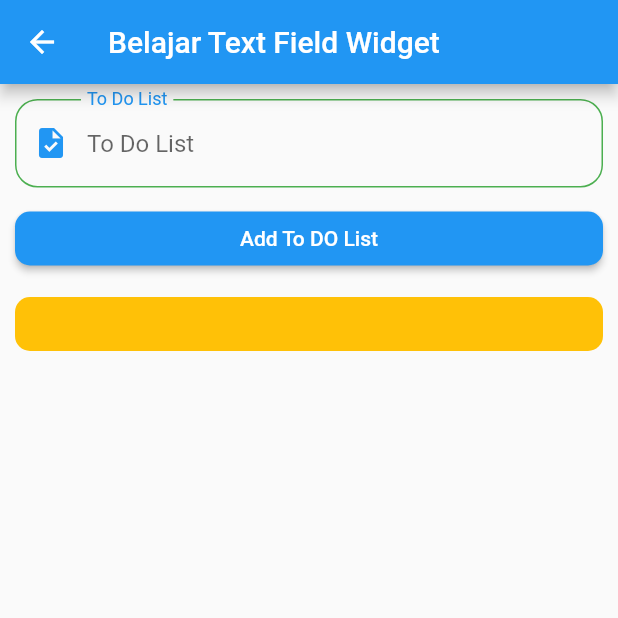
After one commit to dofirfauzi/belajar_flutter, a Flutter app: the TextFieldWidget screen opened directly, after a tap on "Add To DO List", on a phone screen of 412 x 824 dp, the top half of it. The commit adds this screen. Run offline on Flutter 3.47's test engine with Material 2 defaults, Android fonts, the phone set to English and light mode, and no system bars.

Commit message:
belajar text field

```diff
--- a/lib/model/menu.dart
+++ b/lib/model/menu.dart
@@ -21,4 +21,5 @@ var menus = [
   Menu(name: 'Belajar Statefull Widget', page: const BelajarStateFull()),
   Menu(name: 'Belajar Mapping List', page: const Map()),
   Menu(name: 'Belajar Tap Bar Widget', page: const TabBarWidget()),
+  Menu(name: 'Belajar Text Field Widget', page: const TextFieldWidget()),
 ];
--- /dev/null
+++ b/lib/model/todo.dart
@@ -0,0 +1 @@
+List<String> toDoList = [];
--- a/lib/screen/screen.dart
+++ b/lib/screen/screen.dart
@@ -6,3 +6,4 @@ export './statefull_widget/statefull_widget.dart';
 export './text/text_widget.dart';
 export './app_bar_widget/app_bar_widget.dart';
 export './tab_bar_widget/tab_bar_widget.dart';
+export './text_field_widget/text_field_widget.dart';
--- /dev/null
+++ b/lib/screen/text_field_widget/text_field_widget.dart
@@ -0,0 +1,85 @@
+import 'package:flutter/material.dart';
+import '../../model/todo.dart';
+
+class TextFieldWidget extends StatefulWidget {
+  const TextFieldWidget({super.key});
+
+  @override
+  State<TextFieldWidget> createState() => _TextFieldWidgetState();
+}
+
+class _TextFieldWidgetState extends State<TextFieldWidget> {
+  String toDoValue = '';
+  @override
+  Widget build(BuildContext context) {
+    return Scaffold(
+      appBar: AppBar(title: const Text('Belajar Text Field Widget')),
+      body: Padding(
+        padding: const EdgeInsets.all(10),
+        child: Column(
+          crossAxisAlignment: CrossAxisAlignment.start,
+          children: [
+            TextField(
+              autofocus: true,
+              textCapitalization: TextCapitalization.words,
+              cursorColor: Colors.amber,
+              style: const TextStyle(fontSize: 16, color: Colors.amber),
+              decoration: const InputDecoration(
+                hintText: 'To Do List',
+                border: OutlineInputBorder(),
+                enabledBorder: OutlineInputBorder(
+                    borderRadius: BorderRadius.all(Radius.circular(15)),
+                    borderSide: BorderSide(color: Colors.amber)),
+                focusedBorder: OutlineInputBorder(
+                    borderRadius: BorderRadius.all(Radius.circular(15)),
+                    borderSide: BorderSide(color: Colors.green)),
+                labelText: 'To Do List',
+                prefixIcon: Icon(Icons.task),
+              ),
+              controller: TextEditingController(),
+              onChanged: (value) {
+                toDoValue = value;
+              },
+            ),
+            Container(
+              margin: const EdgeInsets.symmetric(vertical: 10),
+              width: double.infinity,
+              child: ElevatedButton(
+                onPressed: () {
+                  setState(() {
+                    toDoList.add(toDoValue);
+                  });
+                },
+                style: ButtonStyle(
+                  shape: MaterialStateProperty.all(
+                    RoundedRectangleBorder(
+                      borderRadius: BorderRadius.circular(10),
+                    ),
+                  ),
+                ),
+                child: const Text('Add To DO List'),
+              ),
+            ),
+            Column(
+              children: toDoList.map((todo) {
+                return Container(
+                  width: double.infinity,
+                  margin: const EdgeInsets.symmetric(vertical: 5),
+                  padding: const EdgeInsets.all(10),
+                  decoration: BoxDecoration(
+                    borderRadius: BorderRadius.circular(10),
+                    color: Colors.amber,
+                  ),
+                  child: Text(
+                    todo,
+                    textAlign: TextAlign.left,
+                  ),
+                );
+              }).toList(),
+            )
+          ],
+        ),
+      ),
+    );
+  }
+}
```
